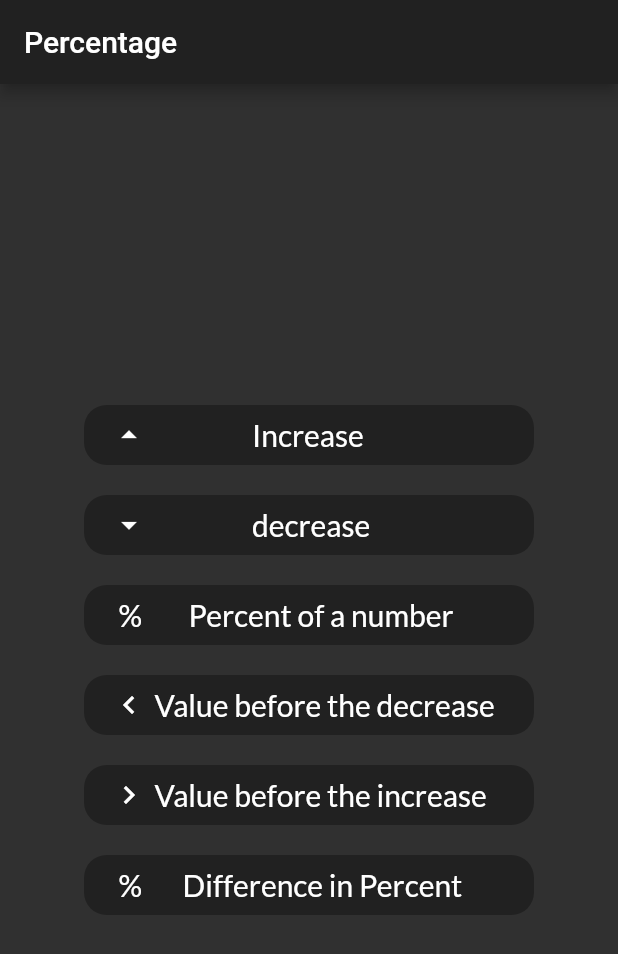
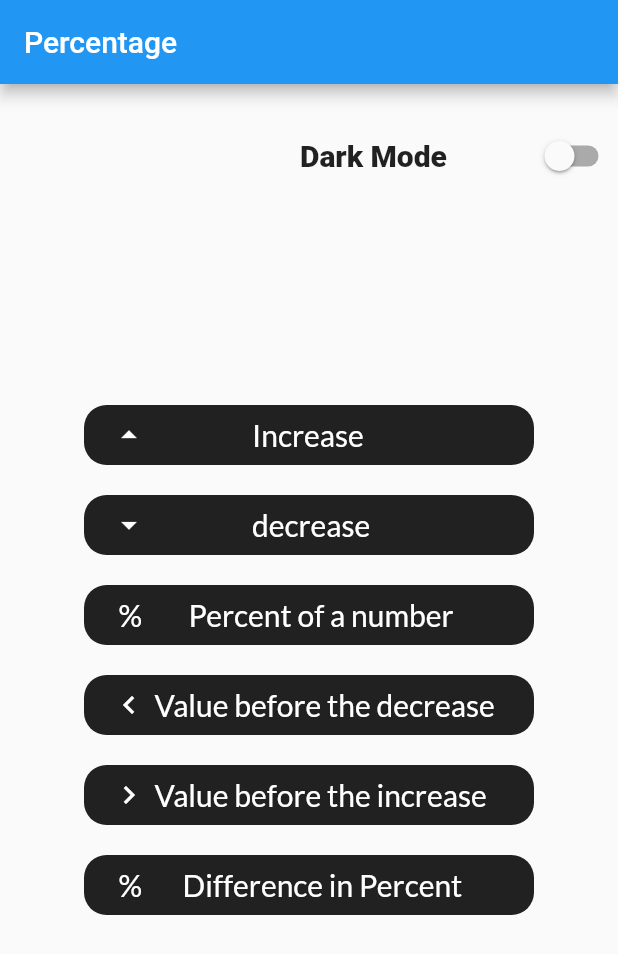
Before and after one commit to silokilo966/percentage_app, a Flutter app: the screen it shows after launch, on a phone screen of 412 x 824 dp. Shown: the top 954 px of the screen. Run offline on Flutter 3.47's test engine with Material 2 defaults, Android fonts, the phone set to English and light mode, and no system bars; our stand-ins replace google_fonts.

Commit message:
Dark mode added

```diff
--- a/lib/main.dart
+++ b/lib/main.dart
@@ -1,9 +1,8 @@
-
-
 import 'package:flutter/material.dart';
-import 'package:flutter/services.dart';
 import 'package:google_fonts/google_fonts.dart';
 import 'package:percentage_app/Calculations.dart';
+import 'package:percentage_app/theme_settings.dart';
+import 'package:provider/provider.dart';
 
 void main() {
   runApp(MyApp());
@@ -14,12 +13,18 @@ class MyApp extends StatelessWidget {
 
   @override
   Widget build(BuildContext context) {
+    return ChangeNotifierProvider(
+      create: (context) => ThemeSettings(),
+      child: Consumer<ThemeSettings>(
+        builder: (context, value, child) {
           return MaterialApp(
             title: 'Percentage',
-      darkTheme: ThemeData(brightness: Brightness.dark),
-      themeMode: ThemeMode.dark,
+            theme: value.darkMode ? darkTheme : lightTheme,
             debugShowCheckedModeBanner: false,
             home: Percentage(),
+          );
+        },
+      ),
     );
   }
 }
@@ -46,7 +51,23 @@ class _PercentageState extends State<Percentage> {
   }
 
   Widget _appItems() {
-    return Center(
+    return Stack(children: [
+      Consumer<ThemeSettings>(
+        builder: (context, value, child) {
+          return SwitchListTile(
+            contentPadding: EdgeInsets.fromLTRB(200, 20, 0, 0),
+            title: Text(
+              "Dark Mode",
+              style: TextStyle(fontWeight: FontWeight.w800, fontSize: 20),
+            ),
+            value: value.darkMode,
+            onChanged: (newValue) {
+              value.toggleDarkMode();
+            },
+          );
+        },
+      ),
+      Center(
         child: Column(
           mainAxisAlignment: MainAxisAlignment.center,
           children: [
@@ -239,7 +260,8 @@ class _PercentageState extends State<Percentage> {
             ),
           ],
         ),
-    );
+      ),
+    ]);
   }
 
   void _percentOfNumber() {
--- /dev/null
+++ b/lib/theme_settings.dart
@@ -0,0 +1,14 @@
+import 'package:flutter/material.dart';
+
+ThemeData lightTheme = ThemeData.light();
+ThemeData darkTheme = ThemeData.dark();
+
+class ThemeSettings with ChangeNotifier {
+  bool _darkMode = false;
+  bool get darkMode => _darkMode;
+
+  toggleDarkMode() {
+    _darkMode = !_darkMode;
+    notifyListeners();
+  }
+}
--- a/pubspec.yaml
+++ b/pubspec.yaml
@@ -23,6 +23,8 @@ environment:
 dependencies:
   flutter:
     sdk: flutter
+  shared_preferences: ^2.0.6
+  provider:
 
 
   # The following adds the Cupertino Icons font to your application.
```
Also changed, not shown: pubspec.lock. Lines whose indentation alone changed are shown as unchanged.
